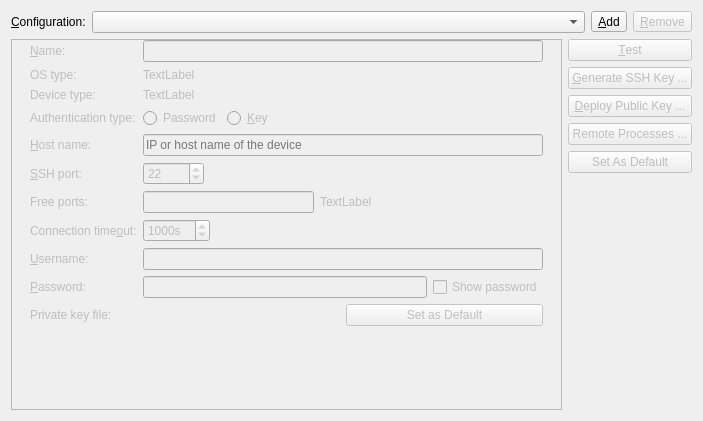
First picture: the form in src/plugins/qt4projectmanager/qt-maemo/maemodeviceconfigurationssettingswidget.ui, repository qt-creator/qt-creator, before the edit.
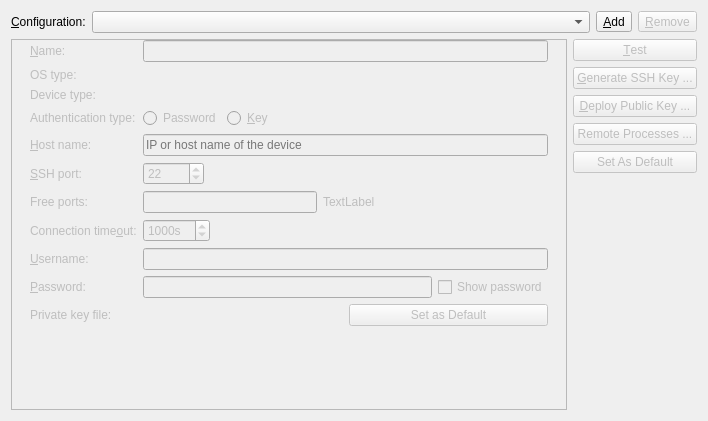
Second picture: the form after the edit. Icons and pictures are not drawn. Custom widgets are drawn as their Qt base class.

Commit message: Maemo: Fix default label values in device config widget.

Patch:
```diff
--- a/src/plugins/qt4projectmanager/qt-maemo/maemodeviceconfigurationssettingswidget.ui
+++ b/src/plugins/qt4projectmanager/qt-maemo/maemodeviceconfigurationssettingswidget.ui
@@ -6,7 +6,7 @@
    <rect>
     <x>0</x>
     <y>0</y>
-    <width>703</width>
+    <width>708</width>
     <height>421</height>
    </rect>
   </property>
@@ -389,7 +389,7 @@
            <item row="2" column="1">
             <widget class="QLabel" name="deviceTypeValueLabel">
              <property name="text">
-              <string>TextLabel</string>
+              <string/>
              </property>
             </widget>
            </item>
@@ -403,7 +403,7 @@
            <item row="1" column="1">
             <widget class="QLabel" name="osTypeValueLabel">
              <property name="text">
-              <string>TextLabel</string>
+              <string/>
              </property>
             </widget>
            </item>
```
Left out of the diff: 2 changed lines with no effect on the pictures. The commit also changes 1 other file.
